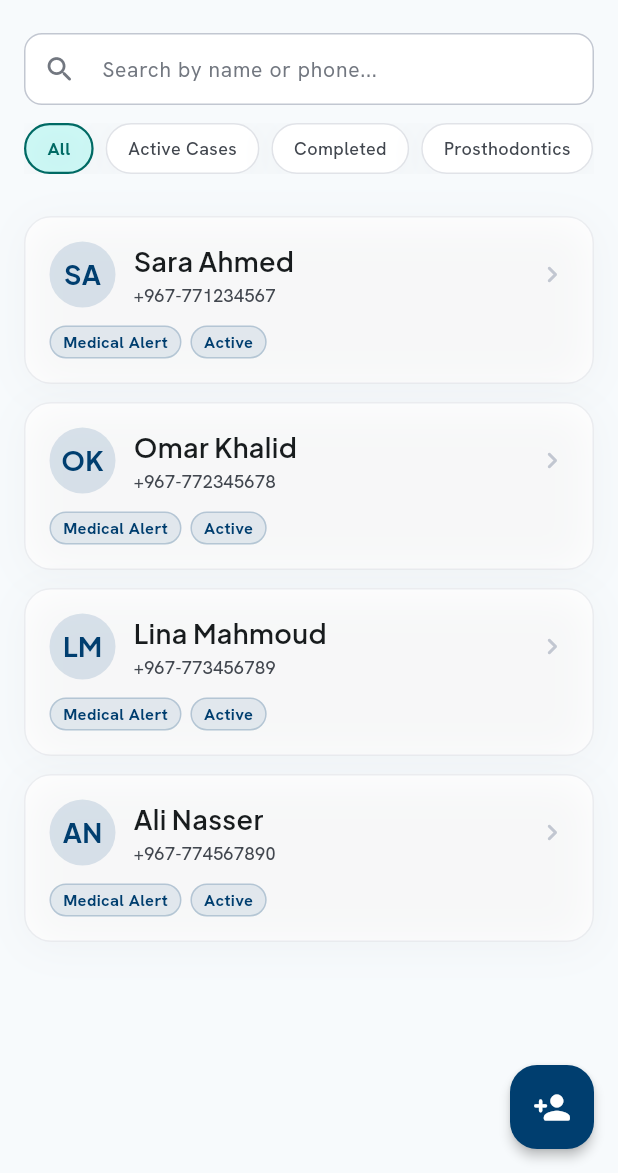
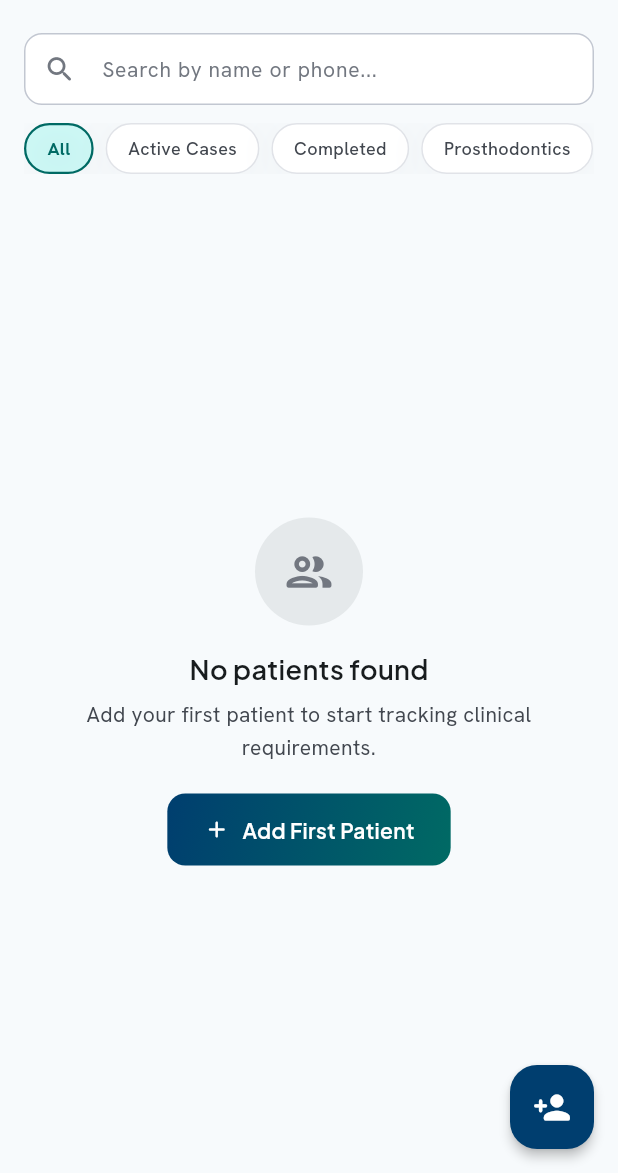
Before and after one commit to ShehabShaef/dentera, a Flutter app: the PatientsScreen screen opened directly, on a phone screen of 412 x 824 dp, the part 63-1236 px from its top. Run offline on Flutter 3.47's test engine with Material 3 defaults, Android fonts, the phone set to English and light mode, and no system bars; our stand-ins replace flutter_local_notifications, flutter_riverpod, google_fonts, logger, shared_preferences, sqflite and 1 more; accounts and stored records are empty.

Commit message:
feat(presentation): wire patient clinic selection to case records and activate roster filters

```diff
--- a/lib/presentation/screens/patients/patients_screen.dart
+++ b/lib/presentation/screens/patients/patients_screen.dart
@@ -18,7 +18,6 @@ class PatientsScreen extends ConsumerStatefulWidget {
 
 class _PatientsScreenState extends ConsumerState<PatientsScreen> {
   final TextEditingController _searchController = TextEditingController();
-  String _selectedFilter = 'All';
 
   static const List<String> _filters = <String>[
     'All',
@@ -27,45 +26,6 @@ class _PatientsScreenState extends ConsumerState<PatientsScreen> {
     'Prosthodontics',
     'Endodontics',
     'Oral Surgery',
-  ];
-
-  static final List<Patient> _mockPatients = <Patient>[
-    Patient(
-      id: 'PT-1001',
-      name: 'Sara Ahmed',
-      age: 23,
-      gender: 'Female',
-      phoneNumber: '+967-771234567',
-      medicalHistory: 'No known allergies',
-      createdAt: DateTime.parse('2026-08-20T10:00:00.000Z'),
-    ),
-    Patient(
-      id: 'PT-1002',
-      name: 'Omar Khalid',
-      age: 45,
-      gender: 'Male',
-      phoneNumber: '+967-772345678',
-      medicalHistory: 'Hypertension',
-      createdAt: DateTime.parse('2026-08-22T14:30:00.000Z'),
-    ),
-    Patient(
-      id: 'PT-1003',
-      name: 'Lina Mahmoud',
-      age: 19,
-      gender: 'Female',
-      phoneNumber: '+967-773456789',
-      medicalHistory: 'None',
-      createdAt: DateTime.parse('2026-08-25T11:15:00.000Z'),
-    ),
-    Patient(
-      id: 'PT-2049',
-      name: 'Ali Nasser',
-      age: 45,
-      gender: 'Male',
-      phoneNumber: '+967-774567890',
-      medicalHistory: 'Penicillin allergy',
-      createdAt: DateTime.parse('2026-08-26T09:00:00.000Z'),
-    ),
   ];
 
   @override
@@ -78,6 +38,7 @@ class _PatientsScreenState extends ConsumerState<PatientsScreen> {
   Widget build(BuildContext context) {
     final filteredPatientsAsync = ref.watch(filteredPatientListProvider);
     final searchQuery = ref.watch(patientSearchQueryProvider);
+    final selectedFilter = ref.watch(patientFilterCategoryProvider);
 
     return Scaffold(
       backgroundColor: AppColors.background,
@@ -134,13 +95,11 @@ class _PatientsScreenState extends ConsumerState<PatientsScreen> {
                           separatorBuilder: (_, _) => const SizedBox(width: 8),
                           itemBuilder: (context, index) {
                             final filter = _filters[index];
-                            final isSelected = filter == _selectedFilter;
+                            final isSelected = filter == selectedFilter;
 
                             return InkWell(
                               onTap: () {
-                                setState(() {
-                                  _selectedFilter = filter;
-                                });
+                                ref.read(patientFilterCategoryProvider.notifier).state = filter;
                               },
                               borderRadius: BorderRadius.circular(9999),
                               child: AnimatedContainer(
@@ -186,10 +145,23 @@ class _PatientsScreenState extends ConsumerState<PatientsScreen> {
                   if (patients.isNotEmpty) {
                     return _buildRosterList(patients);
                   }
-                  return _buildFilteredMockRoster(searchQuery);
+                  return _buildZeroState(searchQuery, selectedFilter);
                 },
-                loading: () => _buildFilteredMockRoster(searchQuery),
-                error: (_, _) => _buildFilteredMockRoster(searchQuery),
+                loading: () => const Center(
+                  child: CircularProgressIndicator(
+                    color: AppColors.primary,
+                  ),
+                ),
+                error: (error, _) => Center(
+                  child: Padding(
+                    padding: const EdgeInsets.symmetric(horizontal: 32.0),
+                    child: Text(
+                      'Failed to load patients: $error',
+                      style: AppTextStyles.bodyMd.copyWith(color: AppColors.error),
+                      textAlign: TextAlign.center,
+                    ),
+                  ),
+                ),
               ),
             ),
           ],
@@ -202,6 +174,7 @@ class _PatientsScreenState extends ConsumerState<PatientsScreen> {
             context,
             onPatientAdded: (_) {
               ref.invalidate(patientListProvider);
+              ref.invalidate(allCasesProvider);
             },
           );
         },
@@ -217,22 +190,6 @@ class _PatientsScreenState extends ConsumerState<PatientsScreen> {
         ),
       ),
     );
-  }
-
-  Widget _buildFilteredMockRoster(String query) {
-    final cleanQuery = query.trim().toLowerCase();
-    final List<Patient> list = cleanQuery.isEmpty
-        ? _mockPatients
-        : _mockPatients.where((p) {
-            return p.name.toLowerCase().contains(cleanQuery) ||
-                (p.phoneNumber?.toLowerCase().contains(cleanQuery) ?? false) ||
-                p.id.toLowerCase().contains(cleanQuery);
-          }).toList();
-
-    if (list.isEmpty) {
-      return _buildZeroState(query);
-    }
-    return _buildRosterList(list);
   }
 
   Widget _buildRosterList(List<Patient> patients) {
@@ -267,7 +224,16 @@ class _PatientsScreenState extends ConsumerState<PatientsScreen> {
     );
   }
 
-  Widget _buildZeroState(String query) {
+  Widget _buildZeroState(String query, String filter) {
+    String subtitle;
+    if (query.isNotEmpty) {
+      subtitle = 'No patient records match "$query".';
+    } else if (filter != 'All') {
+      subtitle = 'No patients found under "$filter".';
+    } else {
+      subtitle = 'Add your first patient to start tracking clinical requirements.';
+    }
+
     return Center(
       child: Padding(
         padding: const EdgeInsets.symmetric(horizontal: 32.0),
@@ -296,16 +262,14 @@ class _PatientsScreenState extends ConsumerState<PatientsScreen> {
             ),
             const SizedBox(height: 6),
             Text(
-              query.isNotEmpty
-                  ? 'No patient records match "$query".'
-                  : 'Add your first patient to start tracking clinical requirements.',
+              subtitle,
               style: AppTextStyles.bodyMd.copyWith(
                 color: AppColors.onSurfaceVariant,
               ),
               textAlign: TextAlign.center,
             ),
             const SizedBox(height: 20),
-            if (query.isEmpty)
+            if (query.isEmpty && filter == 'All')
               PrimaryButton(
                 isFullWidth: false,
                 text: 'Add First Patient',
@@ -319,6 +283,7 @@ class _PatientsScreenState extends ConsumerState<PatientsScreen> {
                     context,
                     onPatientAdded: (_) {
                       ref.invalidate(patientListProvider);
+                      ref.invalidate(allCasesProvider);
                     },
                   );
                 },
--- a/lib/presentation/state/patients_provider.dart
+++ b/lib/presentation/state/patients_provider.dart
@@ -1,7 +1,11 @@
 import 'package:flutter_riverpod/flutter_riverpod.dart';
 
+import '../../core/logging/app_logger.dart';
 import '../../data/database/database_providers.dart';
 import '../../domain/entities/entities.dart';
+import 'cases_provider.dart';
+import 'clinics_provider.dart';
+import 'requirements_provider.dart';
 
 /// Provides the full list of patients directly from the SQLite database.
 final patientListProvider = FutureProvider<List<Patient>>((ref) async {
@@ -19,20 +23,124 @@ final patientSearchQueryProvider = StateProvider<String>((ref) => '');
 /// Tracks the active category/status filter for the patients list.
 final patientFilterCategoryProvider = StateProvider<String>((ref) => 'All');
 
-/// Provides the filtered list of patients based on search query and category filter.
+/// Provides the filtered list of patients based on search query, category, and relational clinic cases.
+///
+/// Filters the master patient roster across multiple clinical criteria:
+/// - `'All'`: Returns all patients matching the search query.
+/// - `'Active Cases'`: Returns patients possessing at least one in-progress [CaseRecord].
+/// - `'Completed'`: Returns patients possessing at least one completed [CaseRecord].
+/// - Clinic Department (e.g. `'Prosthodontics'`, `'Endodontics'`): Returns patients with active
+///   or logged cases belonging to requirements in the selected clinic department.
 final filteredPatientListProvider = Provider<AsyncValue<List<Patient>>>((ref) {
   final patientListAsync = ref.watch(patientListProvider);
   final query = ref.watch(patientSearchQueryProvider).trim().toLowerCase();
+  final category = ref.watch(patientFilterCategoryProvider).trim();
 
-  return patientListAsync.whenData((patients) {
-    if (query.isEmpty) {
-      return patients;
-    }
-    return patients.where((patient) {
+  // If patient list is still loading or has an error, propagate state directly.
+  if (patientListAsync.isLoading) {
+    return const AsyncValue.loading();
+  }
+  if (patientListAsync.hasError) {
+    return AsyncValue.error(patientListAsync.error!, patientListAsync.stackTrace!);
+  }
+
+  final allPatients = patientListAsync.value ?? <Patient>[];
+
+  // 1. Apply search query filter (name, phone, patient ID).
+  List<Patient> queriedPatients = allPatients;
+  if (query.isNotEmpty) {
+    queriedPatients = queriedPatients.where((patient) {
       final nameMatches = patient.name.toLowerCase().contains(query);
       final phoneMatches = patient.phoneNumber?.toLowerCase().contains(query) ?? false;
       final idMatches = patient.id.toLowerCase().contains(query);
       return nameMatches || phoneMatches || idMatches;
     }).toList();
-  });
+  }
+
+  // 2. If 'All', no relational case filtering is necessary.
+  if (category == 'All' || category.isEmpty) {
+    AppLogger.debug(
+      '[filteredPatientListProvider] Category: "$category", Query: "$query" -> ${queriedPatients.length} matching patients',
+    );
+    return AsyncValue.data(queriedPatients);
+  }
+
+  // 3. For relational category filters, inspect logged case records.
+  final allCasesAsync = ref.watch(allCasesProvider);
+  if (allCasesAsync.isLoading) {
+    return const AsyncValue.loading();
+  }
+  if (allCasesAsync.hasError) {
+    return AsyncValue.error(allCasesAsync.error!, allCasesAsync.stackTrace!);
+  }
+
+  final allCases = allCasesAsync.value ?? <CaseRecord>[];
+
+  List<Patient> categoryFiltered = queriedPatients;
+
+  if (category.toLowerCase() == 'active cases') {
+    final activePatientIds = allCases
+        .where((c) => c.status.toLowerCase() != 'completed')
+        .map((c) => c.patientId)
+        .toSet();
+    categoryFiltered = categoryFiltered.where((p) => activePatientIds.contains(p.id)).toList();
+  } else if (category.toLowerCase() == 'completed') {
+    final completedPatientIds = allCases
+        .where((c) => c.status.toLowerCase() == 'completed')
+        .map((c) => c.patientId)
+        .toSet();
+    categoryFiltered = categoryFiltered.where((p) => completedPatientIds.contains(p.id)).toList();
+  } else {
+    // Specific clinical department filter (e.g. 'Prosthodontics', 'Endodontics', 'Oral Surgery')
+    final clinicsAsync = ref.watch(clinicListProvider);
+    final requirementsAsync = ref.watch(allRequirementsProvider);
+
+    if (clinicsAsync.isLoading || requirementsAsync.isLoading) {
+      return const AsyncValue.loading();
+    }
+
+    final clinics = clinicsAsync.value ?? <Clinic>[];
+    final requirements = requirementsAsync.value ?? <Requirement>[];
+
+    // Find clinics matching the selected category name or alias
+    final matchingClinics = clinics.where((c) {
+      final cName = c.name.toLowerCase();
+      final cat = category.toLowerCase();
+      return cName == cat || cName.contains(cat) || cat.contains(cName);
+    }).toList();
+
+    final matchingClinicIds = matchingClinics.map((c) => c.id).toSet();
+
+    // Fallback heuristic for standard seeded clinic slugs if custom lookup differs
+    final normalizedCat = category.toLowerCase();
+    if (normalizedCat.contains('prosth')) matchingClinicIds.add('clinic-prosth');
+    if (normalizedCat.contains('operat')) matchingClinicIds.add('clinic-operative');
+    if (normalizedCat.contains('endo')) matchingClinicIds.add('clinic-endo');
+    if (normalizedCat.contains('surg')) matchingClinicIds.add('clinic-surgery');
+    if (normalizedCat.contains('perio')) matchingClinicIds.add('clinic-perio');
+    if (normalizedCat.contains('ped') || normalizedCat.contains('peds')) matchingClinicIds.add('clinic-pediatric');
+
+    final matchingRequirementIds = requirements
+        .where((r) => matchingClinicIds.contains(r.clinicId))
+        .map((r) => r.id)
+        .toSet();
+
+    final clinicPatientIds = allCases.where((c) {
+      if (matchingRequirementIds.contains(c.requirementId)) return true;
+      final reqId = c.requirementId.toLowerCase();
+      for (final cid in matchingClinicIds) {
+        final slug = cid.replaceFirst('clinic-', '');
+        if (reqId.contains(slug)) return true;
+      }
+      return false;
+    }).map((c) => c.patientId).toSet();
+
+    categoryFiltered = categoryFiltered.where((p) => clinicPatientIds.contains(p.id)).toList();
+  }
+
+  AppLogger.debug(
+    '[filteredPatientListProvider] Category: "$category", Query: "$query" -> ${categoryFiltered.length} matching patients',
+  );
+
+  return AsyncValue.data(categoryFiltered);
 });
```
Also changed, not shown: lib/presentation/widgets/modals/add_patient_modal.dart (+108 -5 lines), 6 other files.
